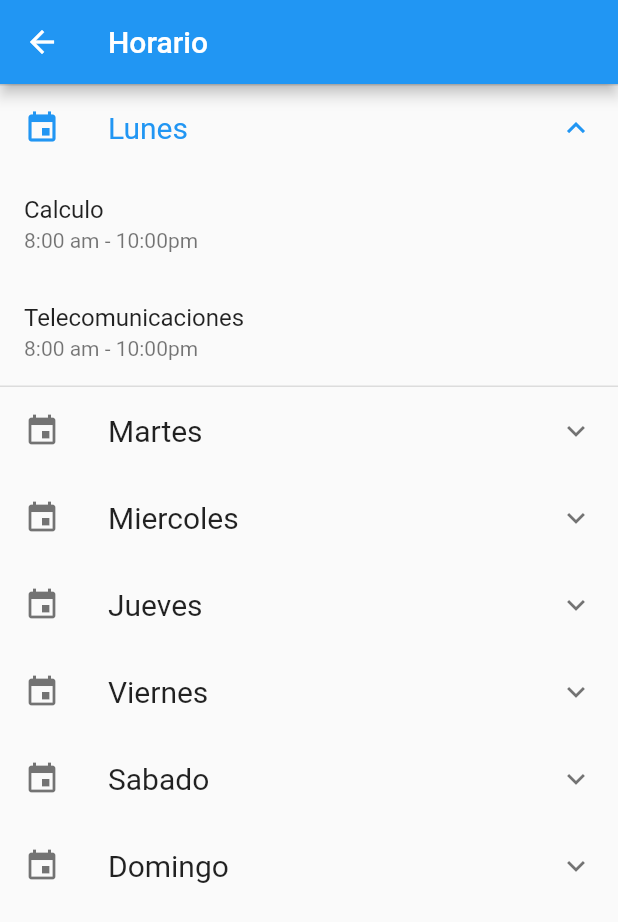
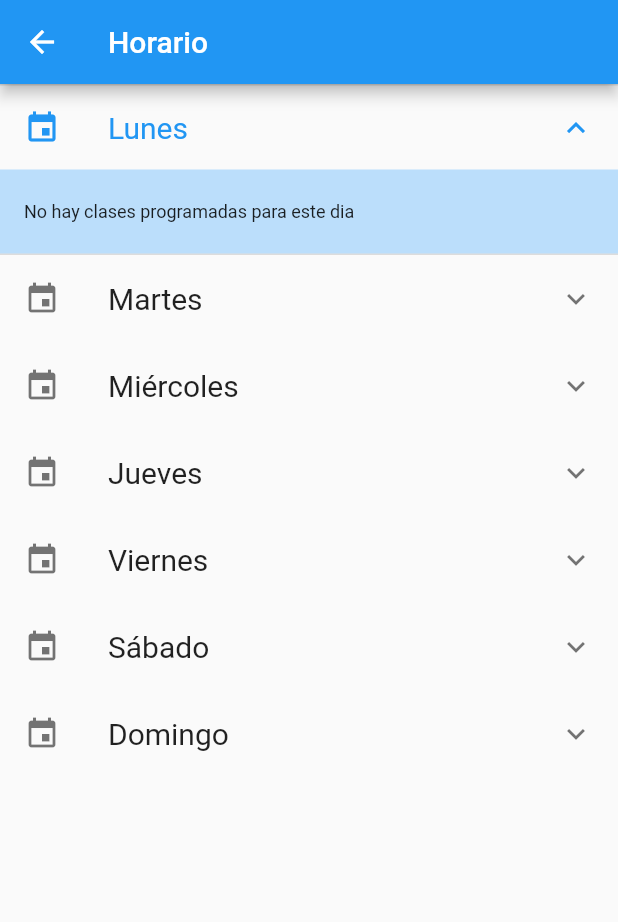
Before and after one commit to slimshady060/poli_notes, a Flutter app: the SchedulePage screen opened by its route, after a tap on "Lunes", on a phone screen of 412 x 824 dp. Shown: the top 922 px of the screen. Run offline on Flutter 3.47's test engine with Material 2 defaults, Android fonts, the phone set to English and light mode, and no system bars; our stand-ins replace dropdown_formfield, sqflite; accounts and stored records are empty; network calls fail.

Commit message:
data persist subjects and shedules

```diff
--- a/lib/src/db/operationDB.dart
+++ b/lib/src/db/operationDB.dart
@@ -1,32 +1,58 @@
+import 'package:componentes/src/models/schedule.dart';
 import 'package:componentes/src/models/subject.dart';
 import 'package:path/path.dart';
 import 'package:sqflite/sqflite.dart';
 
 class OperationDB {
-  static Future<Database> _openDB() async {
-    return openDatabase(join(await getDatabasesPath(), 'polinotes.db'),
-        onCreate: (db, version) {
-      db.execute(
-          'CREATE TABLE subjects (id INTEGER PRIMARY KEY, name TEXT, teacher TEXT, state TEXT)');
-    }, version: 1);
+  static _onCreate(Database db, int version) async {
+    print('VERSION%% $version');
+    await db.execute(
+        'CREATE TABLE IF NOT EXISTS subjects (id INTEGER PRIMARY KEY, name TEXT, teacher TEXT, state TEXT)');
+    await db.execute(
+        'CREATE TABLE IF NOT EXISTS schedules (id INTEGER PRIMARY KEY AUTOINCREMENT, day TEXT, startTime TEXT, endTime TEXT, subjectId INT NOT NULL, FOREIGN KEY(subjectId) REFERENCES subjects(id))');
   }
 
-  static Future<void> insertSubject(Subject subject) async {
+  static _onConfigure(Database db) async {
+    await db.execute('PRAGMA foreign_keys = ON');
+  }
+
+  static Future<Database> _openDB() async {
+    return openDatabase(join(await getDatabasesPath(), 'polinotess.db'),
+        onCreate: _onCreate, version: 1, onConfigure: _onConfigure);
+  }
+
+  static Future<int> insertSubject(Subject subject) async {
     Database db = await _openDB();
     return db.insert('subjects', subject.toMap());
+  }
+
+  static Future<void> insertSchedule(Schedule schedule) async {
+    Database db = await _openDB();
+    return db.insert('schedules', schedule.toMap());
   }
 
   static Future<void> delete() async {
     Database db = await _openDB();
     db.delete('subjects');
+    db.delete('schedules');
+  }
+
+  static getDataById(int id, String tableName) async {
+    Database db = await _openDB();
+    return await db.query(tableName, where: 'id =  ?', whereArgs: [id]);
+  }
+
+  static getAllSchedule() async {
+    Database db = await _openDB();
+    return await db.query('schedules');
   }
 
   static Future<List<Subject>> subjectsList() async {
     Database db = await _openDB();
     final List<Map<String, dynamic>> subjectsMap = await db.query('subjects');
-    for (var item in subjectsMap) {
-      print('%%%' + item['name'] + item['teacher'] + item['state']);
-    }
+    // for (var item in subjectsMap) {
+    //   print('%%%' + item['name'] + item['teacher'] + item['state']);
+    // }
     return List.generate(
         subjectsMap.length,
         (index) => Subject(
@@ -35,4 +61,9 @@ class OperationDB {
             teacher: subjectsMap[index]['teacher'],
             state: subjectsMap[index]['state']));
   }
+
+  static getAllSubjects() async {
+    Database db = await _openDB();
+    return await db.query('subjects');
+  }
 }
--- /dev/null
+++ b/lib/src/models/schedule.dart
@@ -0,0 +1,29 @@
+class Schedule {
+  final int id;
+  final String day;
+  final String startTime;
+  final String endTime;
+  final int subjectId;
+
+  Schedule({this.id, this.day, this.startTime, this.endTime, this.subjectId});
+
+  Map<String, dynamic> toMap() {
+    return {
+      'id': id,
+      'day': day,
+      'startTime': startTime,
+      'endTime': endTime,
+      'subjectId': subjectId
+    };
+  }
+
+  Map<String, dynamic> toJson() {
+    return {
+      'id': id,
+      'day': day,
+      'startTime': startTime,
+      'endTime': endTime,
+      'subjectId': subjectId
+    };
+  }
+}
--- a/lib/src/pages/schedule_page.dart
+++ b/lib/src/pages/schedule_page.dart
@@ -1,3 +1,5 @@
+import 'package:componentes/src/db/operationDB.dart';
+import 'package:componentes/src/models/schedule.dart';
 import 'package:flutter/material.dart';
 
 class SchedulePage extends StatefulWidget {
@@ -6,8 +8,59 @@ class SchedulePage extends StatefulWidget {
 }
 
 class _SchedulePageState extends State<SchedulePage> {
+  List<Schedule> _scheduleList = List<Schedule>();
+  List<Schedule> _lunes = [];
+  List<Schedule> _martes = [];
+  List<Schedule> _miercoles = [];
+  List<Schedule> _jueves = [];
+  List<Schedule> _viernes = [];
+  List<Schedule> _sabado = [];
+  List<Schedule> _domingo = [];
+
+  @override
+  initState() {
+    super.initState();
+    _getSchedules();
+  }
+
+  _getSchedules() async {
+    _scheduleList = List<Schedule>();
+    var schedule = await OperationDB.getAllSchedule();
+    schedule.forEach((item) {
+      setState(() {
+        var scheduleModel = Schedule(
+            day: item['day'],
+            startTime: item['startTime'],
+            endTime: item['endTime'],
+            subjectId: item['subjectId']);
+        _scheduleList.add(scheduleModel);
+      });
+    });
+    _filterByDay();
+  }
+
+  _filterByDay() {
+    setState(() {
+      _lunes =
+          _scheduleList.where((element) => element.day == 'Lunes').toList();
+      _martes =
+          _scheduleList.where((element) => element.day == 'Martes').toList();
+      _miercoles =
+          _scheduleList.where((element) => element.day == 'Miércoles').toList();
+      _jueves =
+          _scheduleList.where((element) => element.day == 'Jueves').toList();
+      _viernes =
+          _scheduleList.where((element) => element.day == 'Viernes').toList();
+      _sabado =
+          _scheduleList.where((element) => element.day == 'Sábado').toList();
+      _domingo =
+          _scheduleList.where((element) => element.day == 'Domingo').toList();
+    });
+  }
+
   @override
   Widget build(BuildContext context) {
+    OperationDB.getAllSubjects();
     return Scaffold(
       appBar: AppBar(
         title: Text('Horario'),
@@ -16,42 +69,46 @@ class _SchedulePageState extends State<SchedulePage> {
           child: ListView(
         shrinkWrap: true,
         children: <Widget>[
-          _getCollapsePanel('Lunes'),
-          _getCollapsePanel('Martes'),
-          _getCollapsePanel('Miercoles'),
-          _getCollapsePanel('Jueves'),
-          _getCollapsePanel('Viernes'),
-          _getCollapsePanel('Sabado'),
-          _getCollapsePanel('Domingo')
+          _getCollapsePanel(_lunes, 'Lunes'),
+          _getCollapsePanel(_martes, 'Martes'),
+          _getCollapsePanel(_miercoles, 'Miércoles'),
+          _getCollapsePanel(_jueves, 'Jueves'),
+          _getCollapsePanel(_viernes, 'Viernes'),
+          _getCollapsePanel(_sabado, 'Sábado'),
+          _getCollapsePanel(_domingo, 'Domingo')
         ],
       )),
     );
   }
-}
 
-Widget _getCollapsePanel(String day) {
+  Widget _getCollapsePanel(dayList, day) {
     return ExpansionTile(
         leading: Icon(Icons.event),
         title: Text(
           day,
           style: TextStyle(fontSize: 20),
         ),
-      children: _getSubjectsListByDay(day));
+        children: _getSubjectsListByDay(dayList));
   }
 
-List<ListTile> _getSubjectsListByDay(String day) {
-  List<ListTile> _data;
-  if (day == 'Lunes') {
-    _data = [
-      new ListTile(
-        title: Text('Calculo'),
-        subtitle: Text('8:00 am - 10:00pm'),
-      ),
-      new ListTile(
-        title: Text('Telecomunicaciones'),
-        subtitle: Text('8:00 am - 10:00pm'),
-      )
-    ];
+  List<ListTile> _getSubjectsListByDay(day) {
+    List<ListTile> _data = [];
+    if (day.length > 0) {
+      day.forEach((Schedule element) {
+        var subjectId = element.subjectId;
+        _data.add(ListTile(
+          title: FutureBuilder(
+              future: _getSubject(subjectId),
+              builder: (context, snapshot) {
+                if (snapshot.hasData) {
+                  var datos = snapshot.data;
+                  return Text(datos);
+                }
+                return Text('Desconocido');
+              }),
+          subtitle: Text(element.startTime + ' - ' + element.endTime),
+        ));
+      });
     } else {
       _data = [
         ListTile(
@@ -63,6 +120,53 @@ List<ListTile> _getSubjectsListByDay(String day) {
         )
       ];
     }
-
     return _data != null ? _data.toList() : [];
   }
+
+  Future<dynamic> _getSubject(int id) async {
+    var element = '';
+    var subject = await OperationDB.getDataById(id, 'subjects');
+    subject.forEach((subject) {
+      element = subject['name'];
+    });
+    return element;
+  }
+}
+
+// Widget _getCollapsePanel(String day) {
+//   return ExpansionTile(
+//       leading: Icon(Icons.event),
+//       title: Text(
+//         day,
+//         style: TextStyle(fontSize: 20),
+//       ),
+//       children: _getSubjectsListByDay(day));
+// }
+
+// List<ListTile> _getSubjectsListByDay(String day) {
+//   List<ListTile> _data;
+//   if (day == 'Lunes') {
+//     _data = [
+//       new ListTile(
+//         title: Text('Calculo'),
+//         subtitle: Text('8:00 am - 10:00pm'),
+//       ),
+//       new ListTile(
+//         title: Text('Telecomunicaciones'),
+//         subtitle: Text('8:00 am - 10:00pm'),
+//       )
+//     ];
+//   } else {
+//     _data = [
+//       ListTile(
+//         tileColor: Colors.blue[100],
+//         title: Text(
+//           'No hay clases programadas para este dia',
+//           style: TextStyle(fontSize: 12),
+//         ),
+//       )
+//     ];
+//   }
+
+//   return _data != null ? _data.toList() : [];
+// }
```
Also changed, not shown: lib/src/pages/create_subject.dart (+29 -27 lines), lib/src/pages/subjects_page.dart (+33 -23 lines). Lines whose indentation alone changed are shown as unchanged.
